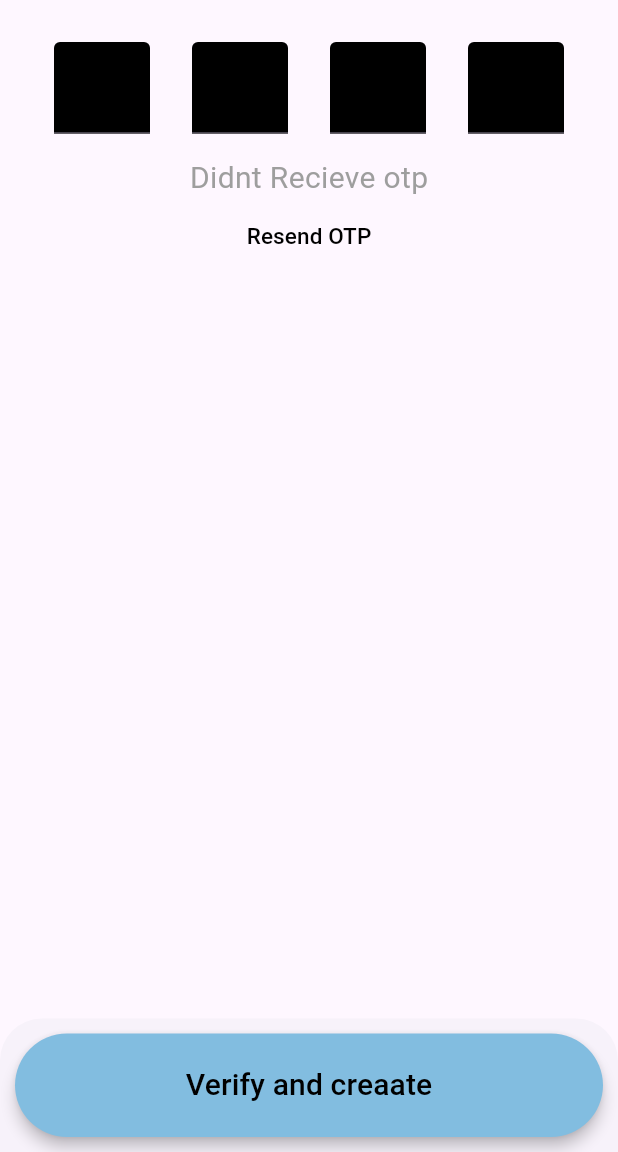
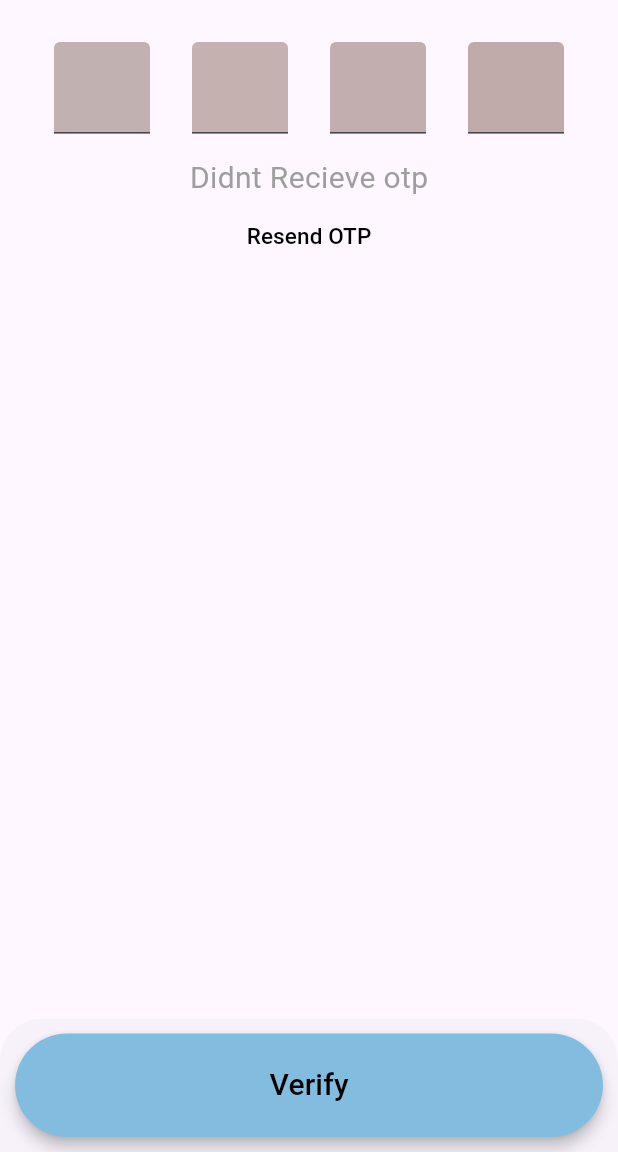
Before and after one commit to RANANUJ/otp_field_15, a Flutter app: the screen it shows after launch, on a phone screen of 412 x 824 dp, the part 84-1236 px from its top. Run offline on Flutter 3.47's test engine with Material 3 defaults, Android fonts, the phone set to English and light mode, and no system bars.

Commit message:
Update first.dart

```diff
--- a/lib/first.dart
+++ b/lib/first.dart
@@ -39,8 +39,9 @@ class _FirstState extends State<First> {
                     keyboardType: TextInputType.number,
                     inputFormatters: [LengthLimitingTextInputFormatter(1)],
                     style: TextStyle(color: Colors.white, fontSize: 30),
-                    decoration:
-                        InputDecoration(filled: true, fillColor: Colors.black),
+                    decoration: InputDecoration(
+                        filled: true,
+                        fillColor: Color.fromARGB(255, 193, 177, 177)),
                   ),
                 ),
                 SizedBox(
@@ -56,8 +57,9 @@ class _FirstState extends State<First> {
                     keyboardType: TextInputType.number,
                     inputFormatters: [LengthLimitingTextInputFormatter(1)],
                     style: TextStyle(color: Colors.white, fontSize: 30),
-                    decoration:
-                        InputDecoration(filled: true, fillColor: Colors.black),
+                    decoration: InputDecoration(
+                        filled: true,
+                        fillColor: Color.fromARGB(255, 198, 177, 177)),
                   ),
                 ),
                 SizedBox(
@@ -73,8 +75,9 @@ class _FirstState extends State<First> {
                     keyboardType: TextInputType.number,
                     inputFormatters: [LengthLimitingTextInputFormatter(1)],
                     style: TextStyle(color: Colors.white, fontSize: 30),
-                    decoration:
-                        InputDecoration(filled: true, fillColor: Colors.black),
+                    decoration: InputDecoration(
+                        filled: true,
+                        fillColor: const Color.fromARGB(255, 194, 174, 174)),
                   ),
                 ),
                 SizedBox(
@@ -90,8 +93,9 @@ class _FirstState extends State<First> {
                     keyboardType: TextInputType.number,
                     inputFormatters: [LengthLimitingTextInputFormatter(1)],
                     style: TextStyle(color: Colors.white, fontSize: 30),
-                    decoration:
-                        InputDecoration(filled: true, fillColor: Colors.black),
+                    decoration: InputDecoration(
+                        filled: true,
+                        fillColor: Color.fromARGB(255, 192, 170, 170)),
                   ),
                 )
               ],
@@ -126,7 +130,7 @@ class _FirstState extends State<First> {
         child: ElevatedButton(
           onPressed: () {},
           child: Text(
-            "Verify and creaate",
+            "Verify",
             style: TextStyle(fontSize: 20, color: Colors.black),
           ),
           style: ElevatedButton.styleFrom(
```
